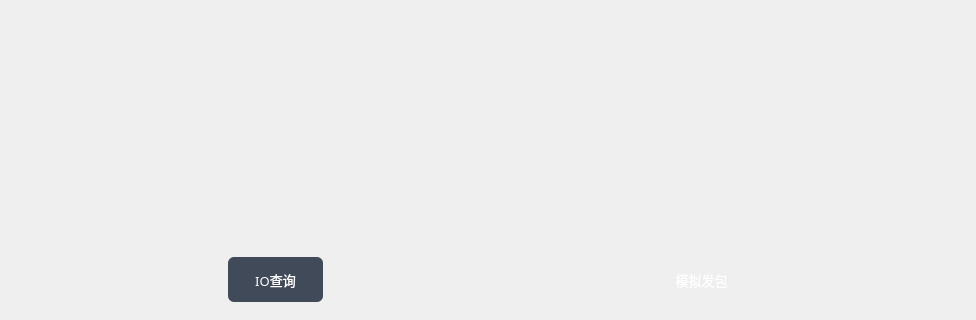
This is KCTS/KCTS Project/UI/main_window_ui.ui in learniuH/work as Qt 5 draws it before an edit; both pictures show x 235 to 1211 and y 448 to 768 of the 1329 by 768 pixel window. The edited form follows.
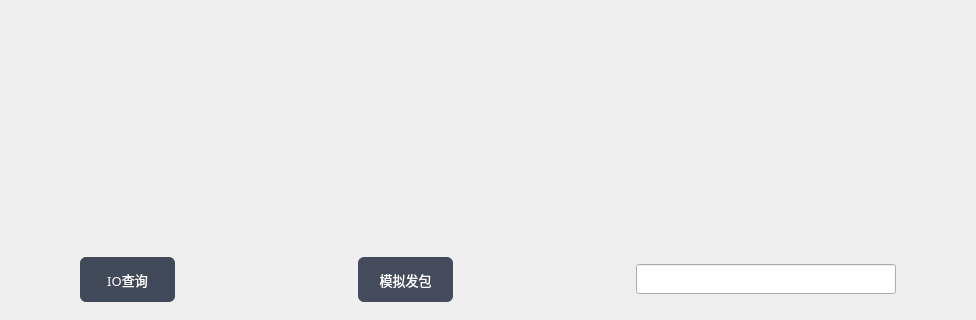
This is the edited form. The open tabs and pages were chosen to show the change. Icons and pictures are not drawn.

Commit message: 增加OU模拟器发包架构, 通过lineEdit包头更新数据包

The edit to the form file:
```diff
--- a/KCTS/KCTS Project/UI/main_window_ui.ui
+++ b/KCTS/KCTS Project/UI/main_window_ui.ui
@@ -3245,6 +3245,9 @@
                  </item>
                  <item>
                   <widget class="QPushButton" name="send_package_pushButton">
+                   <property name="enabled">
+                    <bool>false</bool>
+                   </property>
                    <property name="minimumSize">
                     <size>
                      <width>84</width>
@@ -3298,6 +3301,33 @@
                    </property>
                   </widget>
                  </item>
+                 <item>
+                  <widget class="QLineEdit" name="lineEdit_package_header">
+                   <property name="sizePolicy">
+                    <sizepolicy hsizetype="Fixed" vsizetype="Fixed">
+                     <horstretch>0</horstretch>
+                     <verstretch>0</verstretch>
+                    </sizepolicy>
+                   </property>
+                   <property name="minimumSize">
+                    <size>
+                     <width>260</width>
+                     <height>30</height>
+                    </size>
+                   </property>
+                   <property name="font">
+                    <font>
+                     <family>微软雅黑</family>
+                    </font>
+                   </property>
+                   <property name="styleSheet">
+                    <string notr="true">QLineEdit {
+	color: white;
+	
+}</string>
+                   </property>
+                  </widget>
+                 </item>
                 </layout>
                </item>
               </layout>
```
The commit also changes 9 other files.
